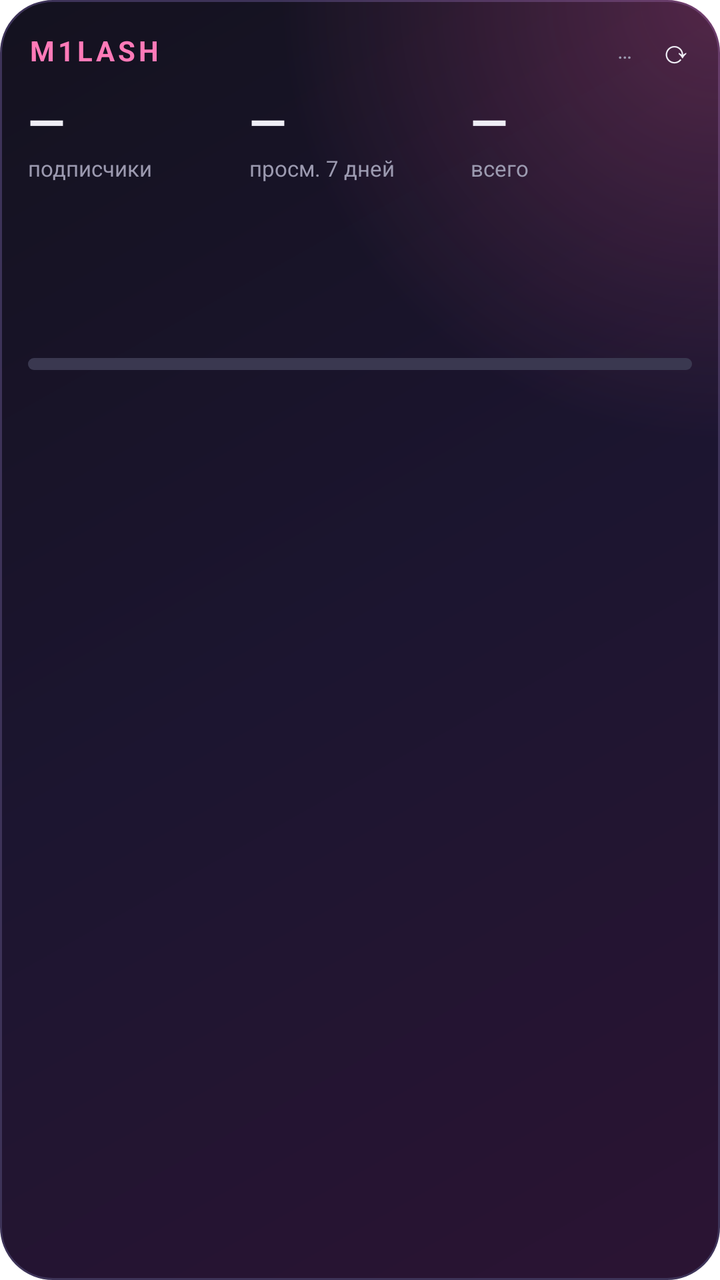
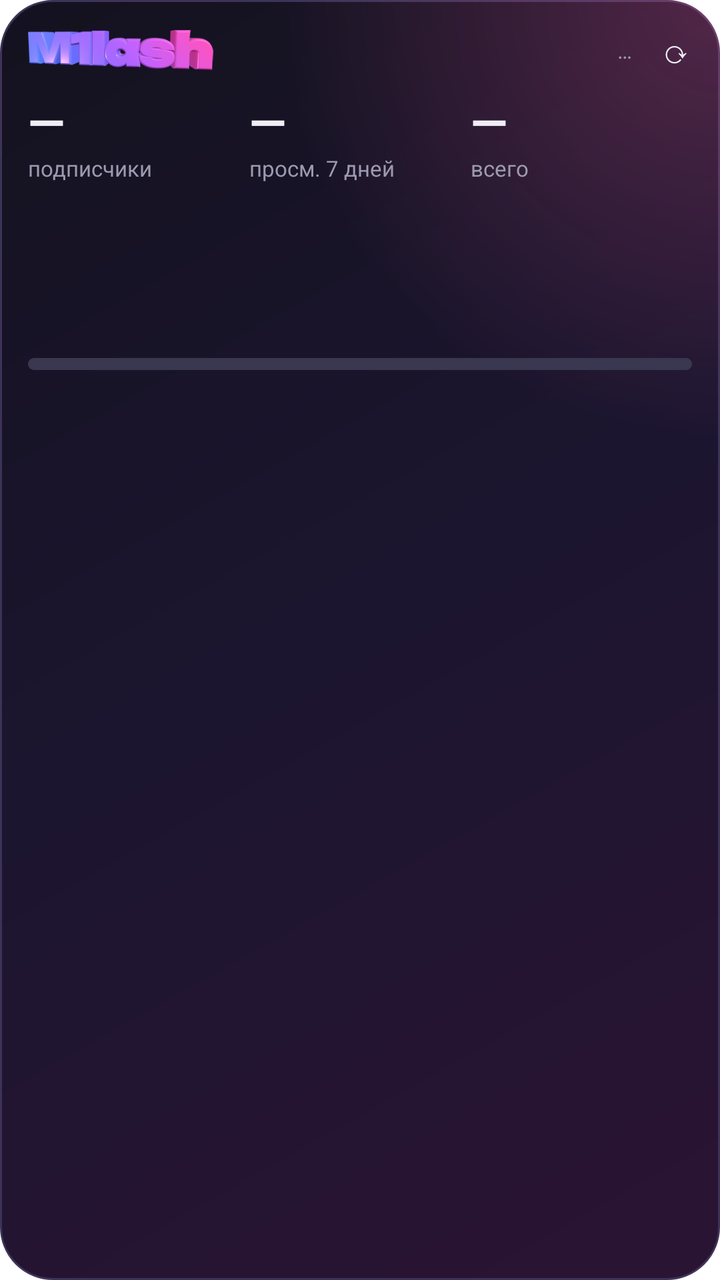

Two renders of the same Android screen: before a commit and after it. Below are the layout's source before the change and the commit's diff.
<!-- AndroidManifest.xml: fallback theme Theme.MaterialComponents.DayNight.NoActionBar -->
<!-- res/layout/widget_m.xml -->
<?xml version="1.0" encoding="utf-8"?>
<LinearLayout xmlns:android="http://schemas.android.com/apk/res/android" android:id="@+id/root"
    android:layout_width="match_parent" android:layout_height="match_parent" android:orientation="vertical"
    android:background="@drawable/bg" android:padding="14dp">
    <LinearLayout android:layout_width="match_parent" android:layout_height="wrap_content" android:orientation="horizontal" android:gravity="center_vertical">
        <TextView android:layout_width="0dp" android:layout_weight="1" android:layout_height="wrap_content" android:text="M1LASH" android:textColor="#FF7AB8" android:textStyle="bold" android:textSize="14sp" android:letterSpacing="0.12"/>
        <TextView android:id="@+id/updated" android:layout_width="wrap_content" android:layout_height="wrap_content" android:textColor="#9C9AB0" android:textSize="11sp" android:text="…"/>
        <TextView android:id="@+id/refresh" android:layout_width="wrap_content" android:layout_height="wrap_content" android:text="  ⟳" android:textColor="#EFEEF6" android:textSize="16sp" android:paddingStart="6dp"/>
    </LinearLayout>
    <LinearLayout android:layout_width="match_parent" android:layout_height="wrap_content" android:orientation="horizontal" android:layout_marginTop="8dp">
        <LinearLayout android:layout_width="0dp" android:layout_weight="1" android:layout_height="wrap_content" android:orientation="vertical">
            <TextView android:id="@+id/subs" android:layout_width="wrap_content" android:layout_height="wrap_content" android:text="—" android:textColor="#EFEEF6" android:textStyle="bold" android:textSize="24sp"/>
            <TextView android:layout_width="wrap_content" android:layout_height="wrap_content" android:text="подписчики" android:textColor="#9C9AB0" android:textSize="11sp"/>
        </LinearLayout>
        <LinearLayout android:layout_width="0dp" android:layout_weight="1" android:layout_height="wrap_content" android:orientation="vertical">
            <TextView android:id="@+id/week" android:layout_width="wrap_content" android:layout_height="wrap_content" android:text="—" android:textColor="#EFEEF6" android:textStyle="bold" android:textSize="24sp"/>
            <TextView android:id="@+id/delta" android:layout_width="wrap_content" android:layout_height="wrap_content" android:text="просм. 7 дней" android:textColor="#9C9AB0" android:textSize="11sp"/>
        </LinearLayout>
        <LinearLayout android:layout_width="0dp" android:layout_weight="1" android:layout_height="wrap_content" android:orientation="vertical">
            <TextView android:id="@+id/total" android:layout_width="wrap_content" android:layout_height="wrap_content" android:text="—" android:textColor="#EFEEF6" android:textStyle="bold" android:textSize="24sp"/>
            <TextView android:layout_width="wrap_content" android:layout_height="wrap_content" android:text="всего" android:textColor="#9C9AB0" android:textSize="11sp"/>
        </LinearLayout>
    </LinearLayout>
    <ImageView android:id="@+id/chart" android:layout_width="match_parent" android:layout_height="32dp" android:layout_marginTop="8dp" android:scaleType="fitXY" android:contentDescription="график"/>
    <TextView android:id="@+id/fresh" android:layout_width="match_parent" android:layout_height="wrap_content" android:layout_marginTop="6dp" android:textColor="#EFEEF6" android:textSize="12sp" android:maxLines="2" android:ellipsize="end"/>
    <LinearLayout android:layout_width="match_parent" android:layout_height="wrap_content" android:orientation="vertical" android:layout_marginTop="6dp">
        <TextView android:id="@+id/ypp" android:layout_width="match_parent" android:layout_height="wrap_content" android:textColor="#F0B54A" android:textSize="12sp" android:maxLines="1" android:ellipsize="end"/>
        <ProgressBar android:id="@+id/ypp_bar" style="@android:style/Widget.ProgressBar.Horizontal" android:layout_width="match_parent" android:layout_height="6dp" android:layout_marginTop="3dp" android:max="1000" android:progress="0" android:progressTint="#FF5FA8" android:progressBackgroundTint="#3A3850"/>
    </LinearLayout>
    <TextView android:id="@+id/today" android:layout_width="match_parent" android:layout_height="wrap_content" android:layout_marginTop="6dp" android:textColor="#FFD38A" android:textSize="12sp" android:textStyle="bold" android:maxLines="1" android:ellipsize="end"/>
    <TextView android:id="@+id/top" android:visibility="gone" android:layout_width="match_parent" android:layout_height="wrap_content" android:layout_marginTop="6dp" android:textColor="#EFEEF6" android:textSize="12sp" android:maxLines="1" android:ellipsize="end"/>
    <TextView android:id="@+id/idea" android:visibility="gone" android:layout_width="match_parent" android:layout_height="wrap_content" android:layout_marginTop="3dp" android:textColor="#8FD6FF" android:textSize="12sp" android:maxLines="2" android:ellipsize="end"/>
    <TextView android:id="@+id/review" android:layout_width="match_parent" android:layout_height="wrap_content" android:layout_marginTop="6dp" android:textColor="#F0B54A" android:textStyle="bold" android:textSize="13sp" android:visibility="gone"/>
    <TextView android:id="@+id/next" android:visibility="gone" android:layout_width="match_parent" android:layout_height="wrap_content" android:layout_marginTop="6dp" android:textColor="#C9C7D9" android:textSize="12sp" android:maxLines="2" android:text="Загрузка…"/>
</LinearLayout>
<!-- resources referenced by this layout -->
<resources>
  <!-- drawable bg (drawable) -->
  <?xml version="1.0" encoding="utf-8"?>
  <layer-list xmlns:android="http://schemas.android.com/apk/res/android">
      <item><shape android:shape="rectangle">
          <gradient android:angle="315" android:startColor="#14121F" android:centerColor="#1C1530" android:endColor="#2B1433" />
          <corners android:radius="26dp" /><stroke android:width="1dp" android:color="#3D3358" /></shape></item>
      <item><shape android:shape="rectangle">
          <gradient android:type="radial" android:gradientRadius="220dp" android:centerX="1" android:centerY="0" android:startColor="#40FF5FA8" android:endColor="#00FF5FA8" />
          <corners android:radius="26dp" /></shape></item>
  </layer-list>
</resources>

<!-- the commit's change to res/layout/widget_m.xml (unified diff, before → after) -->
@@ -3,7 +3,7 @@
     android:layout_width="match_parent" android:layout_height="match_parent" android:orientation="vertical"
     android:background="@drawable/bg" android:padding="14dp">
     <LinearLayout android:layout_width="match_parent" android:layout_height="wrap_content" android:orientation="horizontal" android:gravity="center_vertical">
-        <TextView android:layout_width="0dp" android:layout_weight="1" android:layout_height="wrap_content" android:text="M1LASH" android:textColor="#FF7AB8" android:textStyle="bold" android:textSize="14sp" android:letterSpacing="0.12"/>
+        <ImageView android:layout_width="0dp" android:layout_weight="1" android:layout_height="20dp" android:src="@drawable/wordmark" android:scaleType="fitStart" android:adjustViewBounds="true" android:contentDescription="M1lash"/>
         <TextView android:id="@+id/updated" android:layout_width="wrap_content" android:layout_height="wrap_content" android:textColor="#9C9AB0" android:textSize="11sp" android:text="…"/>
         <TextView android:id="@+id/refresh" android:layout_width="wrap_content" android:layout_height="wrap_content" android:text="  ⟳" android:textColor="#EFEEF6" android:textSize="16sp" android:paddingStart="6dp"/>
     </LinearLayout>
<!-- resource entries referenced after the edit -->
@@ -10,5 +10,6 @@
           <gradient android:type="radial" android:gradientRadius="220dp" android:centerX="1" android:centerY="0" android:startColor="#40FF5FA8" android:endColor="#00FF5FA8" />
           <corners android:radius="26dp" /></shape></item>
   </layer-list>
+  <!-- drawable wordmark: png bitmap (drawable-nodpi, 24522 bytes) -->
 </resources>
 
